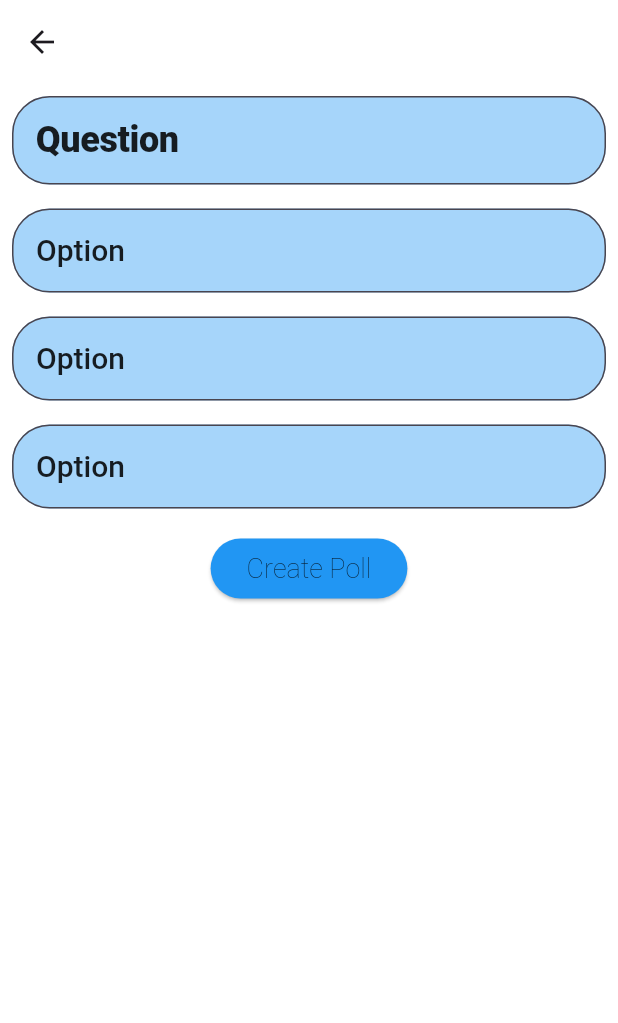
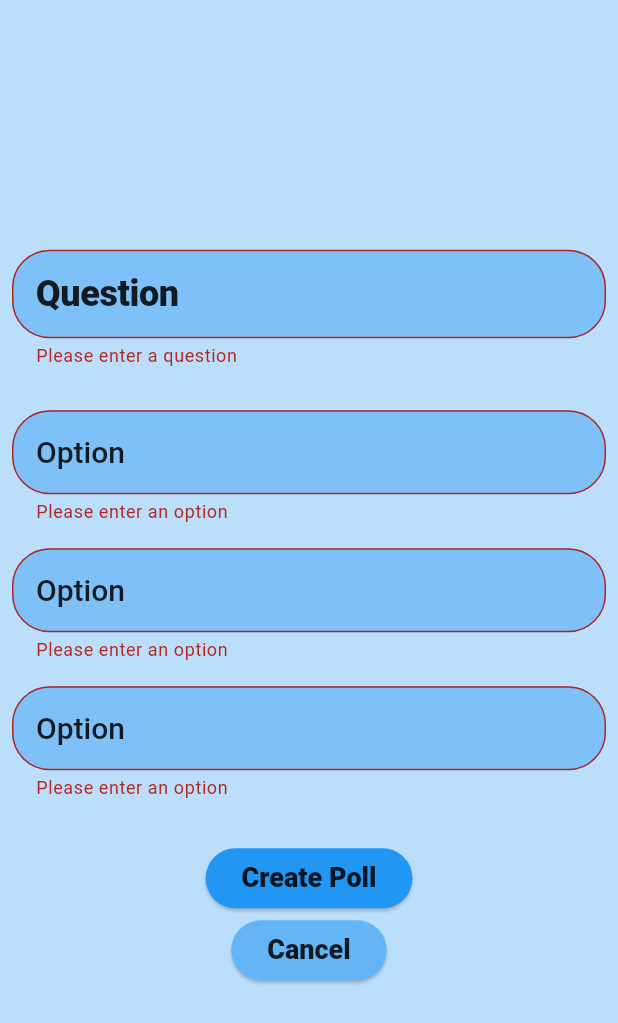
Before and after one commit to atowi7/pollSystem, a Flutter app: the CreatePollScreen screen opened by its route, after a tap on "Create Poll", on a phone screen of 412 x 824 dp. Shown: the top 1023 px of the screen. Run offline on Flutter 3.47's test engine with Material 3 defaults, Android fonts, the light colour scheme and no system bars; our stand-ins replace cloud_firestore, firebase_auth, firebase_core, qr_flutter; accounts and stored records are empty.

Commit message:
Some modifications and fix bugs

```diff
--- a/lib/app_routes.dart
+++ b/lib/app_routes.dart
@@ -11,10 +11,10 @@ class AppRoutes {
   static const createpolls = '/createpolls';
 
   static Map<String, WidgetBuilder> routes = {
-    login: (context) => LoginScreen(),
-    signup: (context) => SignUpScreen(),
+    login: (context) => const LoginScreen(),
+    signup: (context) => const SignUpScreen(),
     home: (context) => const HomeScreen(),
-    createpolls: (context) => CreatePollScreen(),
+    createpolls: (context) => const CreatePollScreen(),
   };
   // static final router = GoRouter(routes: [
   //   GoRoute(
--- a/lib/providers/poll_provider.dart
+++ b/lib/providers/poll_provider.dart
@@ -4,52 +4,80 @@ import 'package:cloud_firestore/cloud_firestore.dart';
 import 'package:firebase_auth/firebase_auth.dart';
 import 'package:flutter/material.dart';
 import 'package:poll_system/app_routes.dart';
-import 'package:poll_system/main.dart';
 import 'package:poll_system/models/poll_model.dart';
 import 'package:poll_system/services/poll_service.dart';
 import 'package:qr_flutter/qr_flutter.dart';
-import 'package:app_links/app_links.dart';
 
 class PollProvider extends ChangeNotifier {
   final PollService _pollService = PollService();
+  final _formKey = GlobalKey<FormState>();
+  final TextEditingController _questionController = TextEditingController();
+  final List<TextEditingController> _optionsController = [
+    TextEditingController(),
+    TextEditingController(),
+    TextEditingController(),
+  ];
+
   PollModel? _poll;
   bool _isLoading = false;
-  String _selectedOption = "";
+  // String _selectedOption = "";
+  Map<String, String> selectedOptions = {};
 
+  GlobalKey<FormState> get formKey => _formKey;
+  TextEditingController get questionController => _questionController;
+  List<TextEditingController> get optionsController => _optionsController;
   PollModel? get poll => _poll;
   bool get isLoading => _isLoading;
-  String? get selectedOption => _selectedOption;
+  // String? get selectedOption => _selectedOption;
 
   late StreamSubscription? _sub;
 
-  PollProvider() {
-    _initDeepLiniking();
+  // PollProvider() {
+  //   _initDeepLiniking();
+  // }
+  // Future<void> _initDeepLiniking() async {
+  //   final appLinks = AppLinks();
+  //   final initialUrl = await appLinks.getInitialLink();
+  //   if (initialUrl != null) {
+  //     _handleDeepLinking(initialUrl);
+  //   }
+
+  //   _sub = appLinks.uriLinkStream.listen((Uri? uri) {
+  //     if (uri != null) {
+  //       _handleDeepLinking(uri);
+  //     }
+  //   }, onError: (error) {
+  //     SnackBar(content: Text('Failed to reciece link : $error'));
+  //   });
+  // }
+
+  // void _handleDeepLinking(Uri uri) async {
+  //   final pollId = uri.queryParameters['pollId'];
+  //   if (pollId != null) {
+  //     Navigator.of(navigatorKey.currentContext!).pushNamedAndRemoveUntil(
+  //         AppRoutes.home, (Route<dynamic> route) => false);
+  //   }
+  // }
+
+  String? validateQuestion(String? value) {
+    if (value == null || value.isEmpty) {
+      return 'Please enter a question';
     }
-  Future<void> _initDeepLiniking() async {
-    final appLinks = AppLinks();
-    final initialUrl = await appLinks.getInitialLink();
-    if (initialUrl != null) {
-      _handleDeepLinking(initialUrl);
+    return null;
   }
 
-    _sub = appLinks.uriLinkStream.listen((Uri? uri) {
-      if (uri != null) {
-        _handleDeepLinking(uri);
+  String? validateOption(String? value) {
+    if (value == null || value.isEmpty) {
+      return 'Please enter an option';
     }
-    }, onError: (error) {
-      SnackBar(content: Text('Failed to reciece link : $error'));
-    });
+    return null;
   }
 
-  void _handleDeepLinking(Uri uri) async {
-    final pollId = uri.queryParameters['pollId'];
-    if (pollId != null) {
-      Navigator.of(navigatorKey.currentContext!).pushNamedAndRemoveUntil(
-          AppRoutes.home, (Route<dynamic> route) => false);
-    }
-  }
-
-  Future<bool> createPoll(String question, List<String> options) async {
+  Future<void> createPoll(BuildContext context) async {
+    if (_formKey.currentState!.validate()) {
+      String question = _questionController.text;
+      List<String> options =
+          _optionsController.map((controller) => controller.text).toList();
       _isLoading = true;
       notifyListeners();
 
@@ -65,14 +93,27 @@ class PollProvider extends ChangeNotifier {
           createdBy: user!.uid,
         );
         await _pollService.createPoll(newPoll);
+        if (context.mounted) {
+          ScaffoldMessenger.of(context).showSnackBar(const SnackBar(
+              backgroundColor: Colors.lightGreen,
+              duration: Duration(seconds: 1),
+              content: Text(
+                'Poll created sucessfully',
+              )));
+          Navigator.of(context).pushReplacementNamed(AppRoutes.home);
+        }
 
         _isLoading = false;
 
         notifyListeners();
-
-      return true;
       } on FirebaseFirestore catch (_) {
-      return false;
+        if (context.mounted) {
+          ScaffoldMessenger.of(context).showSnackBar(const SnackBar(
+              backgroundColor: Colors.red,
+              duration: Duration(seconds: 1),
+              content: Text('Error : Failed to create poll')));
+        }
+      }
     }
   }
 
@@ -86,8 +127,8 @@ class PollProvider extends ChangeNotifier {
     notifyListeners();
   }
 
-  void updateSelectedOption(String option) {
-    _selectedOption = option;
+  void updateSelectedOption(String pollId, String option) {
+    selectedOptions[pollId] = option;
     notifyListeners();
   }
 
@@ -108,13 +149,11 @@ class PollProvider extends ChangeNotifier {
   Future<void> submitResponse(String pollId, String option) async {
     await _pollService.submitResponse(pollId, option);
 
-    _selectedOption = "";
-
     notifyListeners();
   }
 
-  Future<List<PollModel>> getAllPolls() async {
-    return await _pollService.getAllPolls();
+  Stream<List<PollModel>> getAllPollsStream() {
+    return _pollService.getAllPollsStream();
   }
 
   // Future<int> getTotalVotes(String pollId) async {
@@ -172,11 +211,11 @@ class PollProvider extends ChangeNotifier {
         });
   }
 
-  void refresh() async {
-    await getAllPolls();
+  // void refresh() async {
+  //   await getAllPolls();
 
-    notifyListeners();
-  }
+  //   notifyListeners();
+  // }
 
   @override
   void dispose() {
--- a/lib/views/create_poll_screen.dart
+++ b/lib/views/create_poll_screen.dart
@@ -3,33 +3,24 @@ import 'package:poll_system/providers/poll_provider.dart';
 import 'package:provider/provider.dart';
 
 class CreatePollScreen extends StatelessWidget {
-  CreatePollScreen({super.key});
-
-  final TextEditingController _questionController = TextEditingController();
-  final List<TextEditingController> _optionsController = [
-    TextEditingController(),
-    TextEditingController(),
-    TextEditingController(),
-  ];
+  const CreatePollScreen({super.key});
 
   @override
   Widget build(BuildContext context) {
-    final pollViewModel = Provider.of<PollProvider>(context);
+    final pollProvider = Provider.of<PollProvider>(context);
     return SafeArea(
         child: Scaffold(
-      appBar: AppBar(
-        backgroundColor: Colors.white,
-      ),
-      backgroundColor: Colors.white,
+      backgroundColor: Colors.blue[100],
       body: Padding(
         padding: const EdgeInsets.all(8),
+        child: Form(
+          key: pollProvider.formKey,
           child: Column(
             mainAxisAlignment: MainAxisAlignment.center,
-          crossAxisAlignment: CrossAxisAlignment.center,
-          mainAxisSize: MainAxisSize.min,
             children: [
-            TextField(
-              controller: _questionController,
+              TextFormField(
+                controller: pollProvider.questionController,
+                validator: (value) => pollProvider.validateQuestion(value),
                 decoration: InputDecoration(
                     hintText: "Question",
                     hintStyle: Theme.of(context).textTheme.displayLarge,
@@ -41,12 +32,13 @@ class CreatePollScreen extends StatelessWidget {
                     fillColor: Colors.blue.withOpacity(0.4),
                     filled: true),
               ),
-            const SizedBox(height: 8),
-            ..._optionsController.map((controller) {
+              const SizedBox(height: 20),
+              ...pollProvider.optionsController.map((controller) {
                 return Container(
                   margin: const EdgeInsets.symmetric(vertical: 8),
-                child: TextField(
+                  child: TextFormField(
                     controller: controller,
+                    validator: (value) => pollProvider.validateOption(value),
                     decoration: InputDecoration(
                         hintText: "Option",
                         hintStyle: Theme.of(context).textTheme.displayMedium,
@@ -60,8 +52,8 @@ class CreatePollScreen extends StatelessWidget {
                   ),
                 );
               }),
-            const SizedBox(height: 8),
-            pollViewModel.isLoading
+              const SizedBox(height: 20),
+              pollProvider.isLoading
                   ? const Center(
                       child: CircularProgressIndicator(),
                     )
@@ -72,31 +64,26 @@ class CreatePollScreen extends StatelessWidget {
                           // padding: const EdgeInsets.all(20),
                           ),
                       onPressed: () async {
-                      String question = _questionController.text;
-                      List<String> options = _optionsController
-                          .map((controller) => controller.text)
-                          .toList();
-                      bool success =
-                          await pollViewModel.createPoll(question, options);
-                      if (success) {
-                        if (context.mounted) {
-                          ScaffoldMessenger.of(context).showSnackBar(
-                              const SnackBar(
-                                backgroundColor: Colors.white70,
-                                  content: Text('Poll created sucessfully',)));
-                        }
-                      } else {
-                        if (context.mounted) {
-                          ScaffoldMessenger.of(context).showSnackBar(
-                              const SnackBar(
-                                  content:
-                                      Text('Error : Failed to create poll')));
-                        }
-                      }
+                        await pollProvider.createPoll(context);
                       },
                       child: Text("Create Poll",
-                        style: Theme.of(context).textTheme.displaySmall))
+                          style: Theme.of(context)
+                              .textTheme
+                              .displaySmall!
+                              .copyWith(fontWeight: FontWeight.w800))),
+              ElevatedButton(
+                  style: ElevatedButton.styleFrom(
+                      backgroundColor: Colors.blue[300]),
+                  onPressed: () {
+                    Navigator.of(context).pop();
+                  },
+                  child: Text("Cancel",
+                      style: Theme.of(context)
+                          .textTheme
+                          .displaySmall!
+                          .copyWith(fontWeight: FontWeight.w800))),
             ],
+          ),
         ),
       ),
     ));
```
Also changed, not shown: lib/models/poll_model.dart (+14 -3 lines), lib/providers/user_provider.dart (+106 -12 lines), lib/services/poll_service.dart (+9 -7 lines), lib/views/home_screen.dart (+67 -59 lines), lib/views/login_screen.dart (+20 -24 lines), lib/views/signup_screen.dart (+23 -23 lines), images/pollSystemCreateScreen.png, images/pollSystemHomeScreen.png, images/pollSystemLoginScreen.png, images/pollSystemSignupScreen.png, 61 other files. Lines whose indentation alone changed are shown as unchanged.
